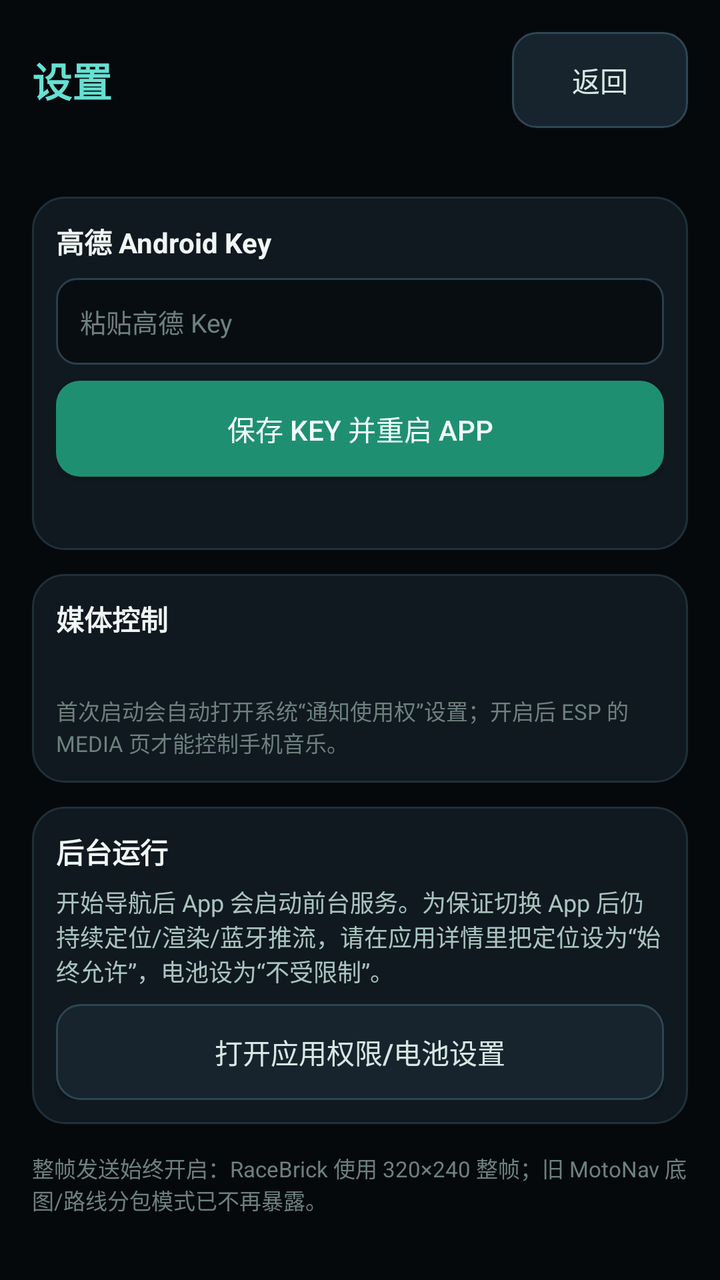
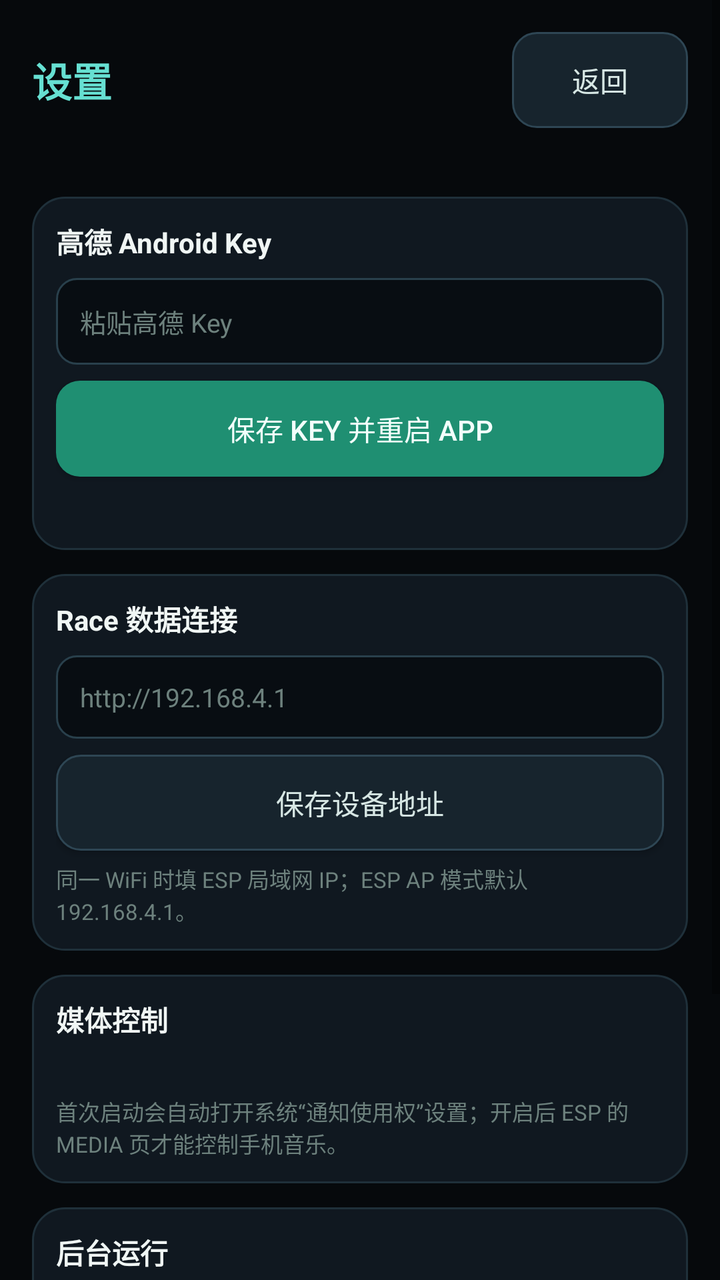

An Android layout rendered at two revisions. The XML below is the earlier revision; the diff shows what the commit changed to produce the second picture.
<!-- AndroidManifest.xml: application theme Theme.NavBridge -->
<!-- res/layout/activity_settings.xml -->
<?xml version="1.0" encoding="utf-8"?>
<ScrollView xmlns:android="http://schemas.android.com/apk/res/android"
    android:layout_width="match_parent"
    android:layout_height="match_parent"
    android:fillViewport="true"
    android:background="#06090C">

    <LinearLayout
        android:layout_width="match_parent"
        android:layout_height="wrap_content"
        android:orientation="vertical"
        android:padding="16dp">

        <LinearLayout
            android:layout_width="match_parent"
            android:layout_height="wrap_content"
            android:gravity="center_vertical"
            android:orientation="horizontal">

            <TextView
                android:layout_width="0dp"
                android:layout_height="wrap_content"
                android:layout_weight="1"
                android:text="设置"
                android:textColor="#66E0D2"
                android:textSize="20sp"
                android:textStyle="bold" />

            <Button
                android:id="@+id/btnBack"
                android:layout_width="wrap_content"
                android:layout_height="wrap_content"
                android:background="@drawable/btn_secondary"
                android:backgroundTint="@null"
                android:text="返回"
                android:textColor="#D7E7E4" />
        </LinearLayout>

        <TextView
            android:id="@+id/tvVersion"
            android:layout_width="match_parent"
            android:layout_height="wrap_content"
            android:layout_marginTop="6dp"
            android:textColor="#A9C4BE"
            android:textSize="12sp" />

        <LinearLayout
            android:layout_width="match_parent"
            android:layout_height="wrap_content"
            android:layout_marginTop="12dp"
            android:background="@drawable/bg_card"
            android:orientation="vertical"
            android:padding="12dp">

            <TextView
                android:layout_width="match_parent"
                android:layout_height="wrap_content"
                android:text="高德 Android Key"
                android:textColor="#F0F6F4"
                android:textSize="14sp"
                android:textStyle="bold" />

            <EditText
                android:id="@+id/etKey"
                android:layout_width="match_parent"
                android:layout_height="wrap_content"
                android:layout_marginTop="8dp"
                android:background="@drawable/bg_input"
                android:hint="粘贴高德 Key"
                android:inputType="text"
                android:padding="12dp"
                android:textColor="#F0F6F4"
                android:textColorHint="#6D817D"
                android:textSize="13sp" />

            <Button
                android:id="@+id/btnSaveKey"
                android:layout_width="match_parent"
                android:layout_height="wrap_content"
                android:layout_marginTop="8dp"
                android:background="@drawable/btn_primary"
                android:backgroundTint="@null"
                android:text="保存 Key 并重启 App"
                android:textColor="#F2FFFB" />

            <TextView
                android:id="@+id/tvSign"
                android:layout_width="match_parent"
                android:layout_height="wrap_content"
                android:layout_marginTop="10dp"
                android:textColor="#A9C4BE"
                android:textIsSelectable="true"
                android:textSize="11sp" />
        </LinearLayout>

        <LinearLayout
            android:layout_width="match_parent"
            android:layout_height="wrap_content"
            android:layout_marginTop="12dp"
            android:background="@drawable/bg_card"
            android:orientation="vertical"
            android:padding="12dp">

            <TextView
                android:layout_width="match_parent"
                android:layout_height="wrap_content"
                android:text="媒体控制"
                android:textColor="#F0F6F4"
                android:textSize="14sp"
                android:textStyle="bold" />

            <TextView
                android:id="@+id/tvMediaStatus"
                android:layout_width="match_parent"
                android:layout_height="wrap_content"
                android:layout_marginTop="6dp"
                android:textColor="#A9C4BE"
                android:textSize="13sp" />

            <TextView
                android:layout_width="match_parent"
                android:layout_height="wrap_content"
                android:layout_marginTop="4dp"
                android:text="首次启动会自动打开系统“通知使用权”设置；开启后 ESP 的 MEDIA 页才能控制手机音乐。"
                android:textColor="#6D817D"
                android:textSize="11sp" />
        </LinearLayout>

        <LinearLayout
            android:layout_width="match_parent"
            android:layout_height="wrap_content"
            android:layout_marginTop="12dp"
            android:background="@drawable/bg_card"
            android:orientation="vertical"
            android:padding="12dp">

            <TextView
                android:layout_width="match_parent"
                android:layout_height="wrap_content"
                android:text="后台运行"
                android:textColor="#F0F6F4"
                android:textSize="14sp"
                android:textStyle="bold" />

            <TextView
                android:layout_width="match_parent"
                android:layout_height="wrap_content"
                android:layout_marginTop="6dp"
                android:text="开始导航后 App 会启动前台服务。为保证切换 App 后仍持续定位/渲染/蓝牙推流，请在应用详情里把定位设为“始终允许”，电池设为“不受限制”。"
                android:textColor="#A9C4BE"
                android:textSize="12sp" />

            <Button
                android:id="@+id/btnBackground"
                android:layout_width="match_parent"
                android:layout_height="wrap_content"
                android:layout_marginTop="8dp"
                android:background="@drawable/btn_secondary"
                android:backgroundTint="@null"
                android:text="打开应用权限/电池设置"
                android:textColor="#D7E7E4" />
        </LinearLayout>

        <TextView
            android:layout_width="match_parent"
            android:layout_height="wrap_content"
            android:layout_marginTop="14dp"
            android:text="整帧发送始终开启：RaceBrick 使用 320×240 整帧；旧 MotoNav 底图/路线分包模式已不再暴露。"
            android:textColor="#6D817D"
            android:textSize="11sp" />
    </LinearLayout>
</ScrollView>
<!-- resources referenced by this layout -->
<resources>
  <!-- drawable bg_card (drawable) -->
  <?xml version="1.0" encoding="utf-8"?>
  <shape xmlns:android="http://schemas.android.com/apk/res/android">
      <solid android:color="#101820" />
      <corners android:radius="16dp" />
      <stroke android:width="1dp" android:color="#1F303A" />
  </shape>
  <!-- drawable bg_input (drawable) -->
  <?xml version="1.0" encoding="utf-8"?>
  <shape xmlns:android="http://schemas.android.com/apk/res/android">
      <solid android:color="#080D12" />
      <corners android:radius="10dp" />
      <stroke android:width="1dp" android:color="#29404C" />
  </shape>
  <!-- drawable btn_primary (drawable) -->
  <?xml version="1.0" encoding="utf-8"?>
  <shape xmlns:android="http://schemas.android.com/apk/res/android">
      <solid android:color="#1F8F72" />
      <corners android:radius="12dp" />
  </shape>
  <!-- drawable btn_secondary (drawable) -->
  <?xml version="1.0" encoding="utf-8"?>
  <shape xmlns:android="http://schemas.android.com/apk/res/android">
      <solid android:color="#17242D" />
      <corners android:radius="12dp" />
      <stroke android:width="1dp" android:color="#2E4654" />
  </shape>
  <style name="Theme.NavBridge" parent="Theme.AppCompat.DayNight.NoActionBar">
          <item name="android:windowBackground">@android:color/black</item>
          <item name="android:statusBarColor">@android:color/black</item>
      </style>
</resources>

<!-- the commit's change to res/layout/activity_settings.xml (unified diff, before → after) -->
@@ -104,6 +104,54 @@
             <TextView
                 android:layout_width="match_parent"
                 android:layout_height="wrap_content"
+                android:text="Race 数据连接"
+                android:textColor="#F0F6F4"
+                android:textSize="14sp"
+                android:textStyle="bold" />
+
+            <EditText
+                android:id="@+id/etRaceUrl"
+                android:layout_width="match_parent"
+                android:layout_height="wrap_content"
+                android:layout_marginTop="8dp"
+                android:background="@drawable/bg_input"
+                android:hint="http://192.168.4.1"
+                android:inputType="textUri"
+                android:padding="12dp"
+                android:textColor="#F0F6F4"
+                android:textColorHint="#6D817D"
+                android:textSize="13sp" />
+
+            <Button
+                android:id="@+id/btnSaveRaceUrl"
+                android:layout_width="match_parent"
+                android:layout_height="wrap_content"
+                android:layout_marginTop="8dp"
+                android:background="@drawable/btn_secondary"
+                android:backgroundTint="@null"
+                android:text="保存设备地址"
+                android:textColor="#D7E7E4" />
+
+            <TextView
+                android:layout_width="match_parent"
+                android:layout_height="wrap_content"
+                android:layout_marginTop="6dp"
+                android:text="同一 WiFi 时填 ESP 局域网 IP；ESP AP 模式默认 192.168.4.1。"
+                android:textColor="#6D817D"
+                android:textSize="11sp" />
+        </LinearLayout>
+
+        <LinearLayout
+            android:layout_width="match_parent"
+            android:layout_height="wrap_content"
+            android:layout_marginTop="12dp"
+            android:background="@drawable/bg_card"
+            android:orientation="vertical"
+            android:padding="12dp">
+
+            <TextView
+                android:layout_width="match_parent"
+                android:layout_height="wrap_content"
                 android:text="媒体控制"
                 android:textColor="#F0F6F4"
                 android:textSize="14sp"
